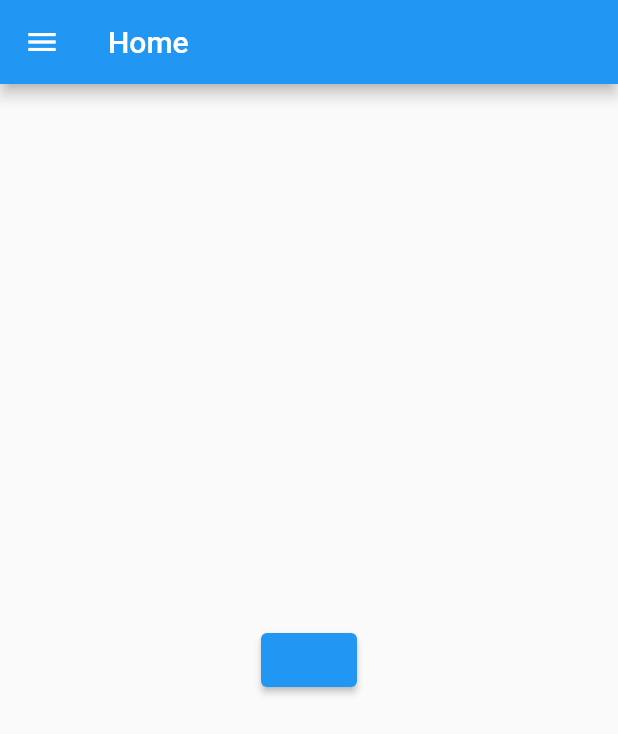
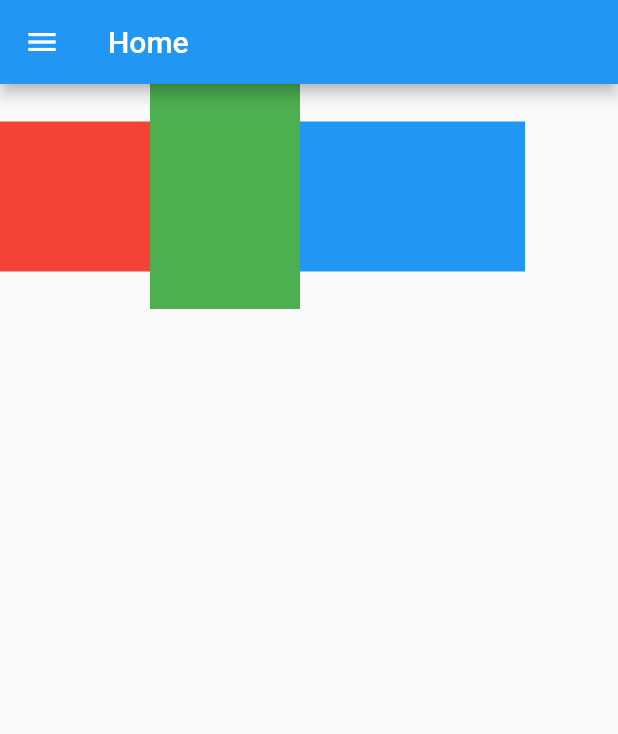
Before and after one commit to 64143141/my_awesome_project, a Flutter app: the screen it shows after launch, on a phone screen of 412 x 824 dp. Shown: the top 734 px of the screen. Run offline on Flutter 3.47's test engine with Material 2 defaults, Android fonts, the phone set to English and light mode, and no system bars.

Commit message:
row example

```diff
--- a/lib/home_screen.dart
+++ b/lib/home_screen.dart
@@ -12,16 +12,26 @@ class HomeScreen extends StatelessWidget {
         appBar: AppBar(
           title: Text('Home'),
         ),
-      body: Center(
-        child: ElevatedButton(
-          onPressed: () {
-            Navigator.of(context).push(
-              MaterialPageRoute(builder: (context) => SecondScreen()),
-            );
-          },
-          child: null,
+        body: Container(
+          child: Row(
+            children: [
+              Container(
+                color: Colors.red,
+                width: 100,
+                height: 100,
               ),
+              Container(
+                color: Colors.green,
+                width: 100,
+                height: 150,
               ),
-    );
+              Container(
+                color: Colors.blue,
+                width: 150,
+                height: 100,
+              ),
+            ],
+          ),
+        ));
   }
 }
```
Lines whose indentation alone changed are shown as unchanged.
